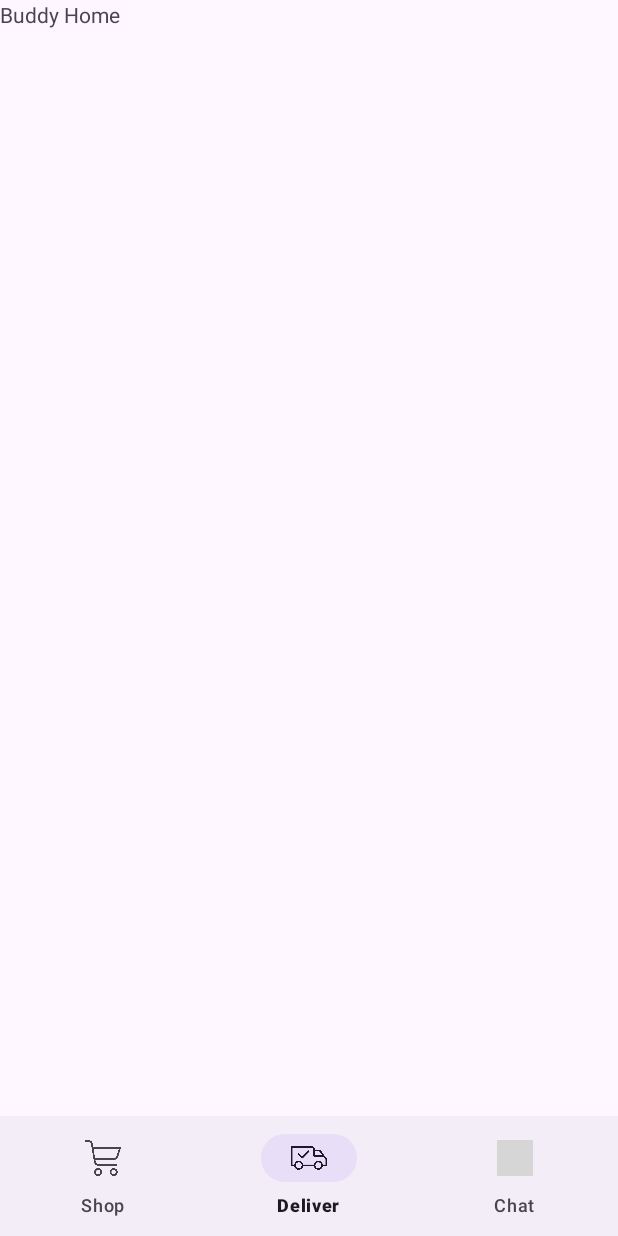
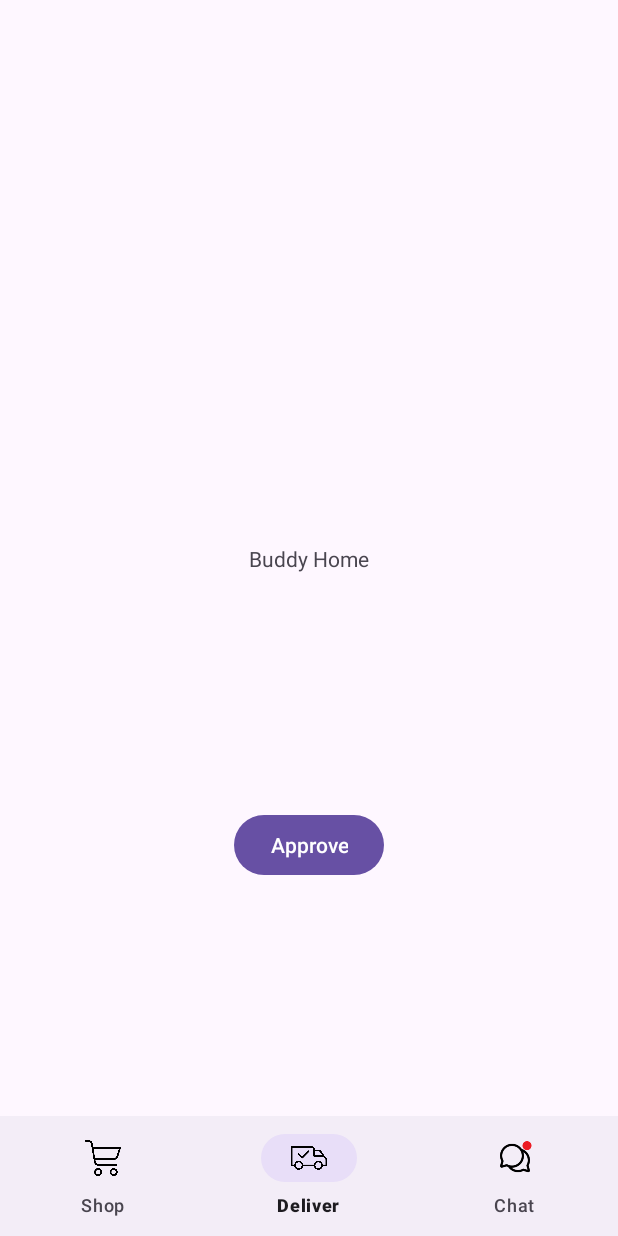
Before and after one commit to jordany78/COSC341_BuddyCart, an Android app: the screen it shows after launch (MainActivity), item 2 of the bottom bar chosen, on a phone screen of 412 x 824 dp. Run offline under Robolectric (Android 15) with nearby library versions, the phone set to English and light mode, and no system bars; grey boxes are pictures that could not be loaded.

Commit message:
Testing out a chat notification icon (for after list has been approved). Will add toast demo to submit/approve/etc. buttons to show how notification will function. This should eliminate the "Waiting for Approval!" page in Task #2 and make things simpler for us.

```diff
--- a/app/src/main/java/com/example/cosc341_buddycart/MainActivity.java
+++ b/app/src/main/java/com/example/cosc341_buddycart/MainActivity.java
@@ -22,6 +22,8 @@ public class MainActivity extends AppCompatActivity {
     private Fragment remoteShopperHome;
     private Fragment chatHome;
 
+    private boolean hasNotification = true;
+
     @Override
     protected void onCreate(Bundle savedInstanceState) {
         super.onCreate(savedInstanceState);
@@ -34,12 +36,13 @@ public class MainActivity extends AppCompatActivity {
         });
 
         bottomMenuBar = findViewById(R.id.bottom_navigation);
-
+        bottomMenuBar.setItemIconTintList(null); // Notification isn't red otherwise
 
         buddyShopperHome = new BuddyShopperHome();
         remoteShopperHome = new RemoteShopperHome();
         chatHome = new ChatHome();
 
+        updateChatIcon();
 
         bottomMenuBar.setOnItemSelectedListener(new NavigationBarView.OnItemSelectedListener() {
             @Override
@@ -48,17 +51,21 @@ public class MainActivity extends AppCompatActivity {
 
                 int id = item.getItemId();
 
-                if (item.getItemId() == R.id.menu_buddy_shopper) {
+                if (id == R.id.menu_buddy_shopper) {
 
                     selectedFragment = buddyShopperHome;
 
-                } else if (item.getItemId() == R.id.menu_remote_shopper) {
+                } else if (id == R.id.menu_remote_shopper) {
 
                     selectedFragment = remoteShopperHome;
 
-                } else if (item.getItemId() == R.id.menu_chat) {
+                } else if (id == R.id.menu_chat) {
 
                     selectedFragment = chatHome;
+
+                    // Reset chat icon
+                    hasNotification = false;
+                    updateChatIcon();
 
                 }
 
@@ -89,4 +96,18 @@ public class MainActivity extends AppCompatActivity {
         // Show selected
         getSupportFragmentManager().beginTransaction().show(selectedFragment).commit();
     }
+
+    public void listApproved() { // EXAMPLE FUNCTION FOR LIST APPROVAL
+            hasNotification = true;
+            updateChatIcon();
+    }
+
+    private void updateChatIcon() {
+        MenuItem chatIcon = bottomMenuBar.getMenu().findItem(R.id.menu_chat);
+        if (hasNotification) {
+            chatIcon.setIcon(R.drawable.chat_notification);
+        } else {
+            chatIcon.setIcon(R.drawable.chat);
+        }
+    }
 }
--- a/app/src/main/res/layout/activity_main.xml
+++ b/app/src/main/res/layout/activity_main.xml
@@ -19,6 +19,8 @@
         android:layout_width="match_parent"
         android:layout_height="wrap_content"
         android:layout_alignParentBottom="true"
-        app:menu="@menu/bottom_bar" />
+        app:menu="@menu/bottom_bar"
+        app:itemIconTint="@null"
+        />
 
 </RelativeLayout>
--- a/app/src/main/res/layout/fragment_buddy_shopper_home.xml
+++ b/app/src/main/res/layout/fragment_buddy_shopper_home.xml
@@ -1,14 +1,40 @@
 <?xml version="1.0" encoding="utf-8"?>
 <FrameLayout xmlns:android="http://schemas.android.com/apk/res/android"
+    xmlns:app="http://schemas.android.com/apk/res-auto"
     xmlns:tools="http://schemas.android.com/tools"
     android:layout_width="match_parent"
     android:layout_height="match_parent"
     tools:context=".BuddyShopperHome">
 
     <!-- TODO: Update blank fragment layout -->
-    <TextView
+    <androidx.constraintlayout.widget.ConstraintLayout
         android:layout_width="match_parent"
-        android:layout_height="match_parent"
-        android:text="Buddy Home" />
+        android:layout_height="match_parent">
+
+        <TextView
+            android:id="@+id/textView"
+            android:layout_width="wrap_content"
+            android:layout_height="wrap_content"
+            android:text="Buddy Home"
+            app:layout_constraintBottom_toBottomOf="parent"
+            app:layout_constraintEnd_toEndOf="parent"
+            app:layout_constraintHorizontal_bias="0.5"
+            app:layout_constraintStart_toStartOf="parent"
+            app:layout_constraintTop_toTopOf="parent"
+            app:layout_constraintVertical_bias="0.5" />
+
+        <Button
+            android:id="@+id/button2"
+            android:layout_width="wrap_content"
+            android:layout_height="wrap_content"
+            android:text="Approve"
+            app:layout_constraintBottom_toBottomOf="parent"
+            app:layout_constraintEnd_toEndOf="parent"
+            app:layout_constraintHorizontal_bias="0.5"
+            app:layout_constraintStart_toStartOf="parent"
+            app:layout_constraintTop_toBottomOf="@+id/textView"
+            app:layout_constraintVertical_bias="0.5" />
+
+    </androidx.constraintlayout.widget.ConstraintLayout>
 
 </FrameLayout>
```
Also changed, not shown: app/src/main/res/layout/fragment_chat_home.xml (+15 -3 lines), app/src/main/res/layout/fragment_remote_shopper_home.xml (+28 -3 lines), app/src/main/res/drawable/chat_notification.png (added).
